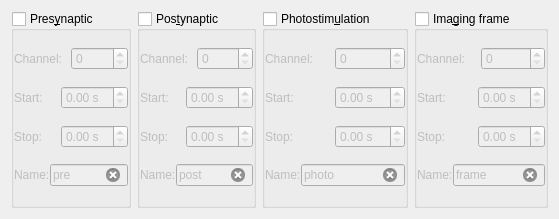
Qt form src/scipyen/gui/triggerdetect.ui (ctigaret/scipyen) before a commit.
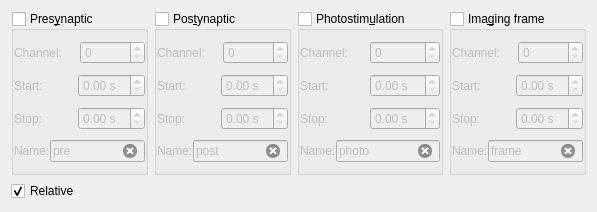
The same form after that commit.

Patch:
```diff
--- a/src/scipyen/gui/triggerdetect.ui
+++ b/src/scipyen/gui/triggerdetect.ui
@@ -6,8 +6,8 @@
    <rect>
     <x>0</x>
     <y>0</y>
-    <width>550</width>
-    <height>219</height>
+    <width>597</width>
+    <height>212</height>
    </rect>
   </property>
   <property name="windowTitle">
@@ -515,6 +515,42 @@
      </item>
     </layout>
    </item>
+   <item row="1" column="0">
+    <layout class="QHBoxLayout" name="horizontalLayout_2">
+     <item>
+      <widget class="QCheckBox" name="retimesCheckBox">
+       <property name="toolTip">
+        <string>Set all times relative to signal start</string>
+       </property>
+       <property name="statusTip">
+        <string>Set all times relative to signal start</string>
+       </property>
+       <property name="whatsThis">
+        <string>Set all times relative to signal start</string>
+       </property>
+       <property name="text">
+        <string>Relative</string>
+       </property>
+       <property name="checked">
+        <bool>true</bool>
+       </property>
+      </widget>
+     </item>
+     <item>
+      <spacer name="horizontalSpacer">
+       <property name="orientation">
+        <enum>Qt::Horizontal</enum>
+       </property>
+       <property name="sizeHint" stdset="0">
+        <size>
+         <width>40</width>
+         <height>20</height>
+        </size>
+       </property>
+      </spacer>
+     </item>
+    </layout>
+   </item>
   </layout>
  </widget>
  <tabstops>
```
